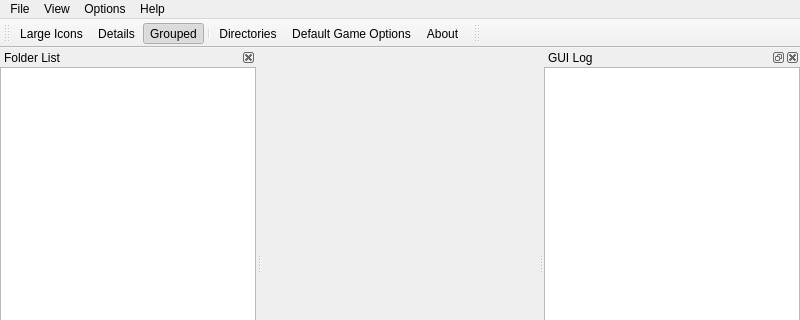
svn2github/mameplus, file trunk/qtui/mamepguimain.ui: the form before one commit; both pictures show x 0 to 800 and y 0 to 320 of the 800 by 500 pixel window.
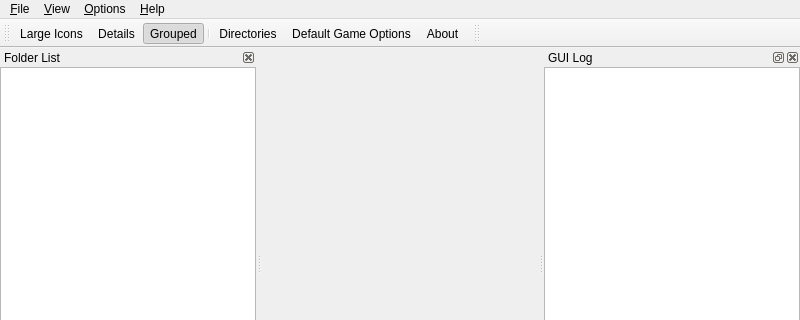
The form after the commit. Icons and pictures are not drawn.

Commit message: 1.3b11 1.3 beta 11 -finished GUI options tab -improved rom auditing -improved support for SDLMAME -another attempt to prevent program from being called by itself

```diff
--- a/trunk/qtui/mamepguimain.ui
+++ b/trunk/qtui/mamepguimain.ui
@@ -29,18 +29,18 @@
     </item>
    </layout>
   </widget>
-  <widget class="QMenuBar" name="menubar" >
-   <property name="geometry" >
+  <widget class="QMenuBar" name="menubar">
+   <property name="geometry">
     <rect>
      <x>0</x>
      <y>0</y>
      <width>800</width>
-     <height>22</height>
+     <height>24</height>
     </rect>
    </property>
-   <widget class="QMenu" name="menuFile" >
-    <property name="title" >
-     <string>File</string>
+   <widget class="QMenu" name="menuFile">
+    <property name="title">
+     <string>&amp;File</string>
     </property>
     <widget class="QMenu" name="menuPlayWith" >
      <property name="title" >
@@ -63,9 +63,9 @@
     <addaction name="separator" />
     <addaction name="actionExitStop" />
    </widget>
-   <widget class="QMenu" name="menuView" >
-    <property name="title" >
-     <string>View</string>
+   <widget class="QMenu" name="menuView">
+    <property name="title">
+     <string>&amp;View</string>
     </property>
     <widget class="QMenu" name="menuCustomizeFields" >
      <property name="title" >
@@ -114,9 +114,9 @@
     <addaction name="separator" />
     <addaction name="actionRefresh" />
    </widget>
-   <widget class="QMenu" name="menuOptions" >
-    <property name="title" >
-     <string>Options</string>
+   <widget class="QMenu" name="menuOptions">
+    <property name="title">
+     <string>&amp;Options</string>
     </property>
     <widget class="QMenu" name="menuLanguage" >
      <property name="title" >
@@ -148,19 +148,19 @@
     <addaction name="menuBackground" />
     <addaction name="menuLanguage" />
    </widget>
-   <widget class="QMenu" name="menuHelp" >
-    <property name="title" >
-     <string>Help</string>
+   <widget class="QMenu" name="menuHelp">
+    <property name="title">
+     <string>&amp;Help</string>
     </property>
     <addaction name="actionReadme" />
     <addaction name="actionFAQ" />
     <addaction name="actionBoard" />
     <addaction name="actionAbout" />
    </widget>
-   <addaction name="menuFile" />
-   <addaction name="menuView" />
-   <addaction name="menuOptions" />
-   <addaction name="menuHelp" />
+   <addaction name="menuFile"/>
+   <addaction name="menuView"/>
+   <addaction name="menuOptions"/>
+   <addaction name="menuHelp"/>
   </widget>
   <widget class="QStatusBar" name="statusbar" />
   <widget class="QToolBar" name="toolBar" >
```
Left out of the diff: 583 changed lines with no effect on the pictures. The commit also changes 19 other files.
